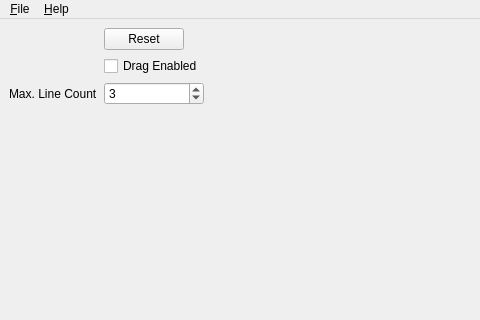
First picture: the form in source/examples/multi-selection-edit/MainWindow.ui, repository mjendruk/qttokenedit, before the edit; both pictures show x 0 to 480 and y 0 to 320 of the 689 by 449 pixel window.
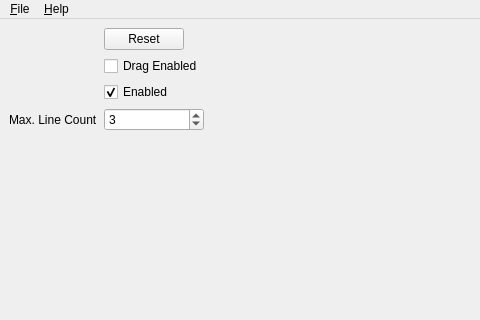
Second picture: the form after the edit.

Commit message: handle disabling widget correctly (hovering + remove button color)

Diff of the .ui file:
```diff
--- a/source/examples/multi-selection-edit/MainWindow.ui
+++ b/source/examples/multi-selection-edit/MainWindow.ui
@@ -27,7 +27,7 @@
         </property>
        </widget>
       </item>
-      <item row="2" column="0">
+      <item row="3" column="0">
        <widget class="QLabel" name="lineEditLabel">
         <property name="text">
          <string>Max. Line Count</string>
@@ -41,7 +41,7 @@
         </property>
        </widget>
       </item>
-      <item row="2" column="1">
+      <item row="3" column="1">
        <widget class="QSpinBox" name="maxLineCountSpinBox">
         <property name="sizePolicy">
          <sizepolicy hsizetype="Preferred" vsizetype="Fixed">
@@ -66,6 +66,16 @@
         </property>
        </widget>
       </item>
+      <item row="2" column="1">
+       <widget class="QCheckBox" name="enabledCheckBox">
+        <property name="text">
+         <string>Enabled</string>
+        </property>
+        <property name="checked">
+         <bool>true</bool>
+        </property>
+       </widget>
+      </item>
      </layout>
     </item>
    </layout>
```
Left out of the diff: 2 changed lines with no effect on the pictures. The commit also changes 4 other files.
